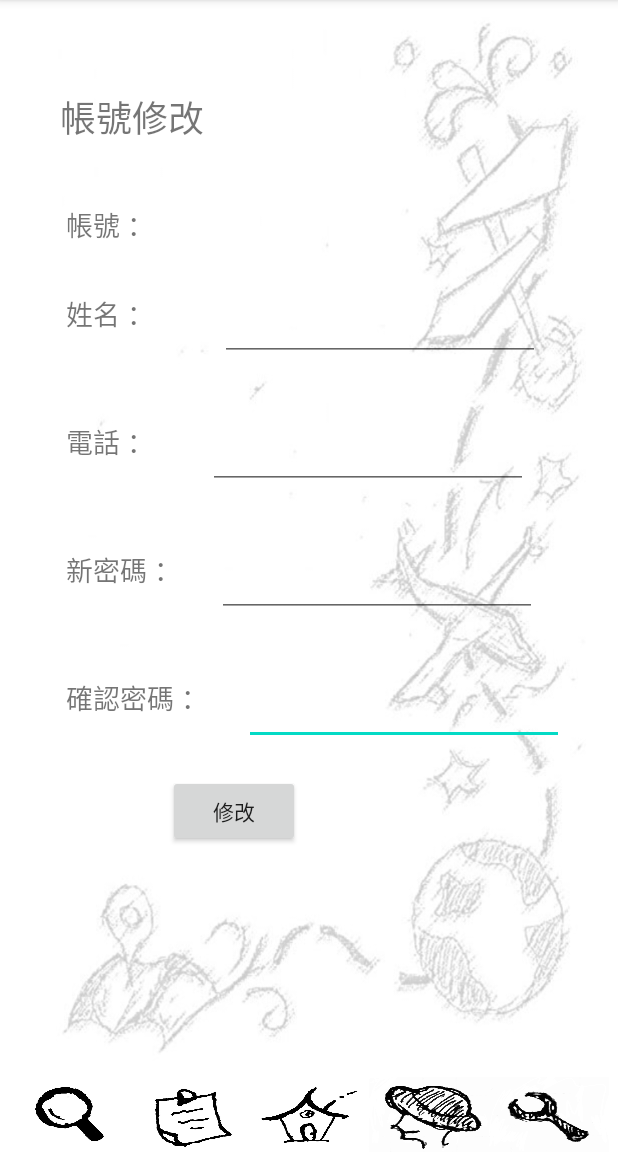
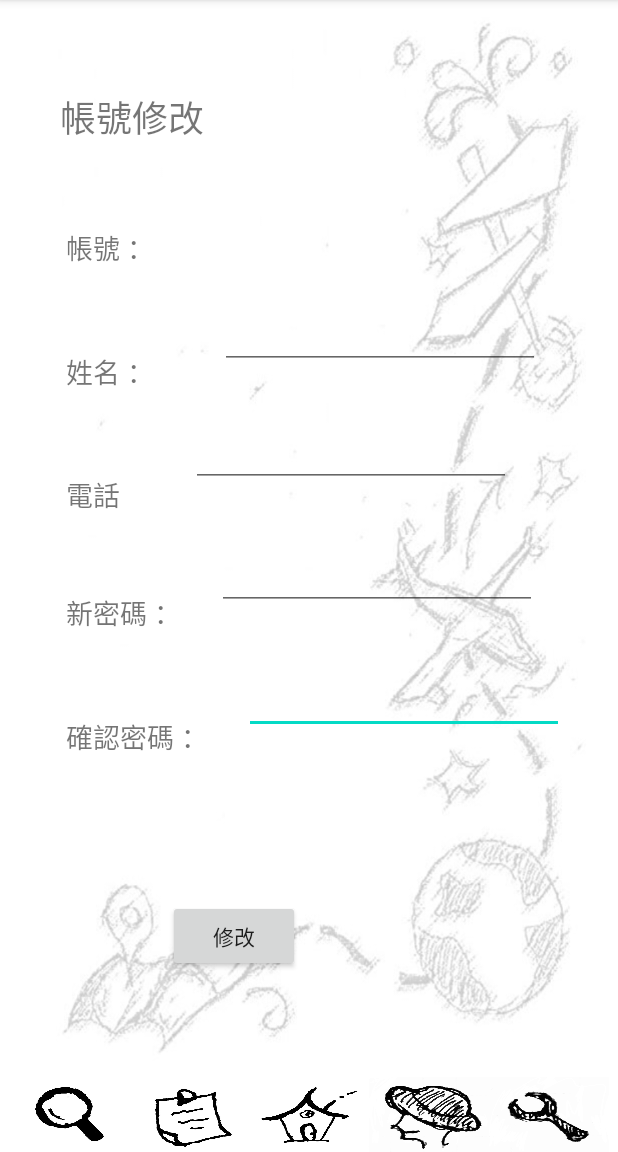
Before and after one commit to Jacksonacc877/OopTravelApp, an Android app: the Account_revised screen opened directly, with no data from a screen before it, on a phone screen of 412 x 824 dp, the part 84-1236 px from its top. Run offline under Robolectric (Android 15) with nearby library versions, the phone set to English and light mode, and no system bars; our stand-ins replace Firebase (no records; nobody signed in at launch, a user with empty details on screens opened directly); network calls fail; 3 statements that could not run were skipped.

Commit message:
account refine

```diff
--- a/app/src/main/java/com/example/oop_travel_app/Account_register.java
+++ b/app/src/main/java/com/example/oop_travel_app/Account_register.java
@@ -62,6 +62,7 @@ public class Account_register extends AppCompatActivity {
                 Account acc=new Account("");
                 checkregis=acc.register(str_account,str_name,str_password,str_phoness);
                 if(checkregis){
+                    Check_login.alreadylogin=0;
                     AlertDialog.Builder builder = new AlertDialog.Builder(Account_register.this);
                     builder.setTitle("帳號註冊成功");
                     builder.setMessage("請重新登入");
--- a/app/src/main/java/com/example/oop_travel_app/Account_revised.java
+++ b/app/src/main/java/com/example/oop_travel_app/Account_revised.java
@@ -70,8 +70,10 @@ public class Account_revised extends AppCompatActivity {
             String et_repassword=ar_etrepassword.getText().toString();
             System.out.println(et_repassword);
             str_phones=ar_etphone.getText().toString();
+            String etname=ar_etname.getText().toString();
             if(et_password.equals(et_repassword)){
-                acc.revise(str_name,et_password,et_repassword,str_phones);
+                Check_login.alreadylogin=0;
+                acc.revise(str_name,etname,et_password,et_repassword,str_phones);
                 Check_login.pphone=str_phones;
 
                 Toast.makeText(Account_revised.this,"Revised success~ ", Toast.LENGTH_LONG).show();
--- a/app/src/main/java/com/example/oop_travel_app/order_function/Account.java
+++ b/app/src/main/java/com/example/oop_travel_app/order_function/Account.java
@@ -75,18 +75,18 @@ public class Account {
 	public ArrayList<String> outputData(ArrayList<String> data){
 		return data;
 	}
-	public boolean revise(String userName, String password, String checkedpassword, String userPhone){
+	public boolean revise(String userID,String name, String password, String checkedpassword, String userPhone){
 		System.out.println("check userID "+userID);
 		ArrayList<Account> userIDs = fsh.getUserIDs();
 		Account order=new Account();
 		for(Account a:userIDs){
-			if (userName.equals(a.getUserID())){
+			if (userID.equals(a.getUserID())){
 				order=a;
 				break;
 			}
 		}
 		if (checkedpassword.equals(password)){
-			fsh.modifyAccount(order.getUserID(),userName, password,userPhone);
+			fsh.modifyAccount(order.getUserID(),name, password,userPhone);
 			return true;
 		}else{
 			return false;
--- a/app/src/main/res/layout/activity_account_homepage.xml
+++ b/app/src/main/res/layout/activity_account_homepage.xml
@@ -62,7 +62,6 @@
         android:layout_marginTop="20dp"
         android:ems="10"
         android:inputType="textPersonName"
-        android:text="Name"
         app:layout_constraintStart_toEndOf="@+id/account_account"
         app:layout_constraintTop_toBottomOf="@+id/account_account" />
 
--- a/app/src/main/res/layout/activity_account_revised.xml
+++ b/app/src/main/res/layout/activity_account_revised.xml
@@ -25,11 +25,11 @@
         android:layout_height="wrap_content"
         android:layout_marginStart="24dp"
         android:layout_marginLeft="24dp"
-        android:layout_marginTop="40dp"
+        android:layout_marginBottom="15dp"
         android:ems="10"
         android:inputType="textPersonName"
-        app:layout_constraintStart_toEndOf="@+id/ar_repassword"
-        app:layout_constraintTop_toBottomOf="@+id/ar_etpassword" />
+        app:layout_constraintBottom_toBottomOf="@+id/ar_repassword"
+        app:layout_constraintStart_toEndOf="@+id/ar_repassword" />
 
     <TextView
         android:id="@+id/ar_account_fix"
@@ -37,10 +37,9 @@
         android:layout_height="wrap_content"
         android:layout_marginStart="60dp"
         android:layout_marginLeft="60dp"
-        android:layout_marginTop="40dp"
         android:text="TextView"
-        app:layout_constraintStart_toEndOf="@+id/ar_account"
-        app:layout_constraintTop_toBottomOf="@+id/textView8" />
+        app:layout_constraintBottom_toBottomOf="@+id/ar_account"
+        app:layout_constraintStart_toEndOf="@+id/ar_account" />
 
     <EditText
         android:id="@+id/ar_etpassword"
@@ -48,11 +47,11 @@
         android:layout_height="wrap_content"
         android:layout_marginStart="24dp"
         android:layout_marginLeft="24dp"
-        android:layout_marginTop="40dp"
+        android:layout_marginBottom="15dp"
         android:ems="10"
         android:inputType="textPersonName"
-        app:layout_constraintStart_toEndOf="@+id/ar_password"
-        app:layout_constraintTop_toBottomOf="@+id/ar_etphone" />
+        app:layout_constraintBottom_toBottomOf="@+id/ar_password"
+        app:layout_constraintStart_toEndOf="@+id/ar_password" />
 
     <EditText
         android:id="@+id/ar_etname"
@@ -60,12 +59,12 @@
         android:layout_height="wrap_content"
         android:layout_marginStart="44dp"
         android:layout_marginLeft="44dp"
-        android:layout_marginTop="40dp"
+        android:layout_marginBottom="15dp"
         android:ems="10"
         android:inputType="textPersonName"
         android:text="Name"
-        app:layout_constraintStart_toEndOf="@+id/ar_name"
-        app:layout_constraintTop_toBottomOf="@+id/ar_account_fix" />
+        app:layout_constraintBottom_toBottomOf="@+id/ar_name"
+        app:layout_constraintStart_toEndOf="@+id/ar_name" />
 
     <EditText
         android:id="@+id/ar_etphone"
@@ -73,12 +72,12 @@
         android:layout_height="wrap_content"
         android:layout_marginStart="36dp"
         android:layout_marginLeft="36dp"
-        android:layout_marginTop="40dp"
+        android:layout_marginBottom="15dp"
         android:ems="10"
         android:inputType="textPersonName"
         android:text="Name"
-        app:layout_constraintStart_toEndOf="@+id/ar_phone"
-        app:layout_constraintTop_toBottomOf="@+id/ar_etname" />
+        app:layout_constraintBottom_toBottomOf="@+id/ar_phone"
+        app:layout_constraintStart_toEndOf="@+id/ar_phone" />
 
     <TextView
         android:id="@+id/ar_repassword"
@@ -86,11 +85,12 @@
         android:layout_height="wrap_content"
         android:layout_marginStart="44dp"
         android:layout_marginLeft="44dp"
-        android:layout_marginTop="40dp"
+        android:layout_marginBottom="40dp"
         android:text="@string/ar_repassword"
         android:textSize="18sp"
+        app:layout_constraintBottom_toTopOf="@+id/ar_bt"
         app:layout_constraintStart_toStartOf="parent"
-        app:layout_constraintTop_toBottomOf="@+id/ar_etpassword" />
+        app:layout_constraintTop_toBottomOf="@+id/ar_password" />
 
     <TextView
         android:id="@+id/ar_password"
@@ -98,23 +98,23 @@
         android:layout_height="wrap_content"
         android:layout_marginStart="44dp"
         android:layout_marginLeft="44dp"
-        android:layout_marginTop="40dp"
         android:text="@string/ar_password"
         android:textSize="18sp"
+        app:layout_constraintBottom_toTopOf="@+id/ar_repassword"
         app:layout_constraintStart_toStartOf="parent"
-        app:layout_constraintTop_toBottomOf="@+id/ar_etphone" />
+        app:layout_constraintTop_toBottomOf="@+id/ar_phone" />
 
     <TextView
         android:id="@+id/ar_phone"
-        android:layout_width="wrap_content"
-        android:layout_height="wrap_content"
+        android:layout_width="47dp"
+        android:layout_height="23dp"
         android:layout_marginStart="44dp"
         android:layout_marginLeft="44dp"
-        android:layout_marginTop="40dp"
         android:text="@string/ar_phone"
         android:textSize="18sp"
+        app:layout_constraintBottom_toTopOf="@+id/ar_password"
         app:layout_constraintStart_toStartOf="parent"
-        app:layout_constraintTop_toBottomOf="@+id/ar_etname" />
+        app:layout_constraintTop_toBottomOf="@+id/ar_name" />
 
     <TextView
         android:id="@+id/ar_name"
@@ -122,11 +122,11 @@
         android:layout_height="wrap_content"
         android:layout_marginStart="44dp"
         android:layout_marginLeft="44dp"
-        android:layout_marginTop="40dp"
         android:text="@string/ar_name"
         android:textSize="18sp"
+        app:layout_constraintBottom_toTopOf="@+id/ar_phone"
         app:layout_constraintStart_toStartOf="parent"
-        app:layout_constraintTop_toBottomOf="@+id/ar_account_fix" />
+        app:layout_constraintTop_toBottomOf="@+id/ar_account" />
 
     <TextView
         android:id="@+id/ar_account"
@@ -134,9 +134,9 @@
         android:layout_height="wrap_content"
         android:layout_marginStart="44dp"
         android:layout_marginLeft="44dp"
-        android:layout_marginTop="40dp"
         android:text="@string/ar_account"
         android:textSize="18sp"
+        app:layout_constraintBottom_toTopOf="@+id/ar_name"
         app:layout_constraintStart_toStartOf="parent"
         app:layout_constraintTop_toBottomOf="@+id/textView8" />
 
@@ -144,15 +144,12 @@
         android:id="@+id/ar_bt"
         android:layout_width="wrap_content"
         android:layout_height="wrap_content"
-        android:layout_marginTop="20dp"
-        android:layout_marginBottom="20dp"
+        android:layout_marginBottom="70dp"
         android:text="@string/ar_bt"
         app:layout_constraintBottom_toTopOf="@+id/linearLayout7"
         app:layout_constraintEnd_toEndOf="parent"
         app:layout_constraintHorizontal_bias="0.346"
-        app:layout_constraintStart_toStartOf="parent"
-        app:layout_constraintTop_toBottomOf="@+id/ar_etrepassword"
-        app:layout_constraintVertical_bias="0.0" />
+        app:layout_constraintStart_toStartOf="parent" />
 
     <LinearLayout
         android:id="@+id/linearLayout7"
```
